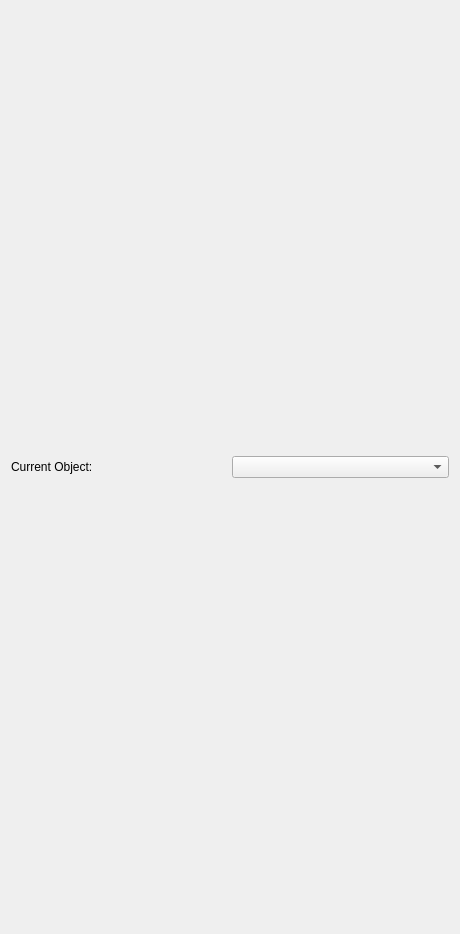
The window that new/pqVTKMOABPanel.ui (lmynsberge/Thesis) describes before a commit, drawn with Qt 5.
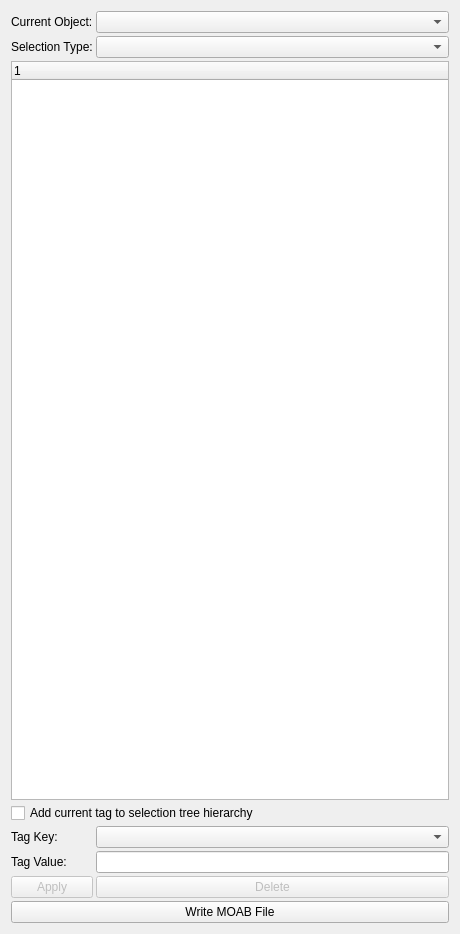
The same window after the commit. Custom widgets are drawn as their Qt base class.

Diff of the .ui file:
```diff
--- a/new/pqVTKMOABPanel.ui
+++ b/new/pqVTKMOABPanel.ui
@@ -35,6 +35,80 @@
      <item row="0" column="1">
       <widget class="pqOutputPortComboBox" name="currentObject"/>
      </item>
+	 <item row="1" column="0">
+	  <widget class="QLabel" name="selTypeLabel">
+	   <property name="text">
+	    <string>Selection Type:</string>
+	   </property>
+	  </widget>
+	 </item>
+	 <item row="1" column="1">
+	  <widget class="QComboBox" name="selTypeCB"/>
+	 </item>
+	 <item row="2" column="0" colspan="2">
+	  <widget class="QTreeWidget" name="selTree">
+	  </widget>
+	 </item>
+	 <item row="3" column="0" colspan="2">
+	  <widget class="QCheckBox" name="addToTreeCheckbox">
+	   <property name="enabled">
+	    <bool>true</bool>
+	   </property>
+	   <property name="text">
+	    <string>Add current tag to selection tree hierarchy</string>
+	   </property>
+	  </widget>
+	 </item>
+	 <item row="4" column="0">
+	  <widget class="QLabel" name="tagKeyLabel">
+	   <property name="text">
+	    <string>Tag Key:</string>
+	   </property>
+	  </widget>
+	 </item>
+	 <item row="4" column="1">
+	  <widget class="QComboBox" name="tagKeyCB"/>
+	 </item>
+	 <item row="5" column="0">
+	  <widget class="QLabel" name="tagValLabel">
+	   <property name="text">
+	    <string>Tag Value:</string>
+	   </property>
+	  </widget>
+	 </item>
+	 <item row="5" column="1">
+	  <widget class="QLineEdit" name="tagValLE"/>
+	 </item>
+	 <item row="6" column="0">
+	  <widget class="QPushButton" name="applyPB">
+	  <property name="enabled">
+	   <bool>false</bool>
+	  </property>
+	   <property name="text">
+	    <string>Apply</string>
+	   </property>
+	  </widget>
+	 </item>
+	 <item row="6" column="1">
+	  <widget class="QPushButton" name="deletePB">
+	  <property name="enabled">
+	   <bool>false</bool>
+	  </property>
+	   <property name="text">
+	    <string>Delete</string>
+	   </property>
+	  </widget>
+	 </item>
+	 <item row="8" column="0" colspan="2">
+	  <widget class="QPushButton" name="writePB">
+	  <property name="enabled">
+	   <bool>true</bool>
+	  </property>
+	   <property name="text">
+	    <string>Write MOAB File</string>
+	   </property>
+	  </widget>
+	 </item>
 	</layout>
    </item>
   </layout>
```
